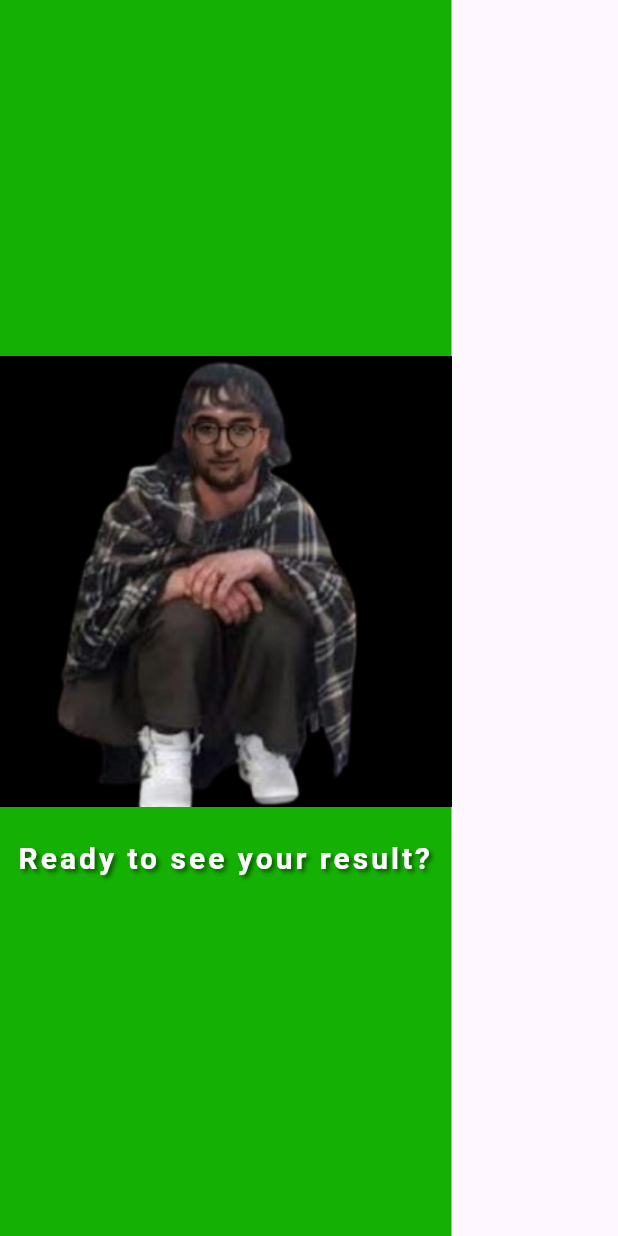
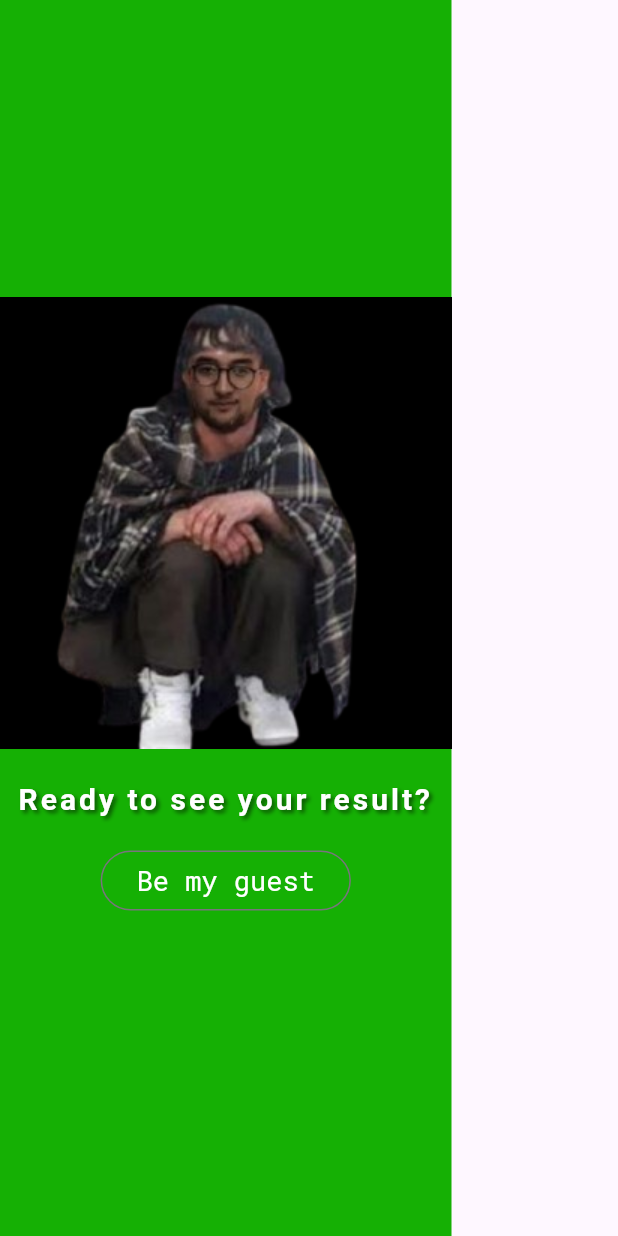
Before and after one commit to idrisazim/Quiz, a Flutter app: the EndScreen widget shown alone on an empty page, opened directly, on a phone screen of 412 x 824 dp. Run offline on Flutter 3.47's test engine with Material 3 defaults, Android fonts, the phone set to English and light mode, and no system bars; our stand-ins replace google_fonts.

Commit message:
Many new pages and stuff

```diff
--- a/lib/end.dart
+++ b/lib/end.dart
@@ -1,19 +1,27 @@
 import 'package:flutter/material.dart';
+import 'package:flutter_ogreniyorum/results_screen.dart';
+import 'package:flutter_ogreniyorum/home.dart';
+
+import 'package:google_fonts/google_fonts.dart';
+
 
 class EndScreen extends StatelessWidget {
   final Color backgroundColor;
   final String title;
   final String imagePath;
 
-  const EndScreen(this.backgroundColor, this.title, this.imagePath, {super.key});
+  const EndScreen(this.backgroundColor, this.title, this.imagePath,
+      {super.key});
 
   @override
   Widget build(BuildContext context) {
     return Container(
       color: backgroundColor,
       child: Column(
+
         mainAxisAlignment: MainAxisAlignment.center,
         children: [
+
           Image.asset(imagePath),
           const SizedBox(height: 20),
           Text(
@@ -34,8 +42,32 @@ class EndScreen extends StatelessWidget {
             ),
             textAlign: TextAlign.center, // Aligns the text to the center
           ),
+          Container(margin: EdgeInsets.all(15),
+           child: OutlinedButton(
+            onPressed: () {
+              resultPage(context);
+            },
+            style: OutlinedButton.styleFrom(
+              foregroundColor: Colors.white,
+              overlayColor: Colors.white,
+              textStyle: GoogleFonts.robotoMono(
+                color: Colors.white,
+                fontSize: 18
+              )
+            ),
+            child: const Text('Be my guest'),
+          ))
         ],
       ),
     );
   }
 }
+
+void resultPage(BuildContext context) {
+  Navigator.pushReplacement(
+    context,
+    MaterialPageRoute(
+      builder: (context) =>  ResultsScreen(chosenAnswers: selectedAnswers,),
+    ),
+  );
+}
--- a/lib/questions.dart
+++ b/lib/questions.dart
@@ -3,6 +3,7 @@ import 'package:flutter_ogreniyorum/end.dart';
 import 'package:flutter_ogreniyorum/answer_button.dart';
 import 'package:flutter_ogreniyorum/data/questions_list.dart';
 import 'package:google_fonts/google_fonts.dart';
+import 'package:flutter_ogreniyorum/results_screen.dart';
 
 class Questions extends StatefulWidget {
   const Questions({super.key, required this.onSelectAnswer});
@@ -29,7 +30,7 @@ class _QuestionsState extends State<Questions> {
 
   @override
   Widget build(context) {
-    if (currentQuestionIndex == 5) {
+    if (currentQuestionIndex == 4) {
       setState(() {
         nextpage(context);
       });
```
Also changed, not shown: lib/home.dart (+3 -5 lines), lib/results_screen.dart (added, +50 -0 lines). Lines whose indentation alone changed are shown as unchanged.
